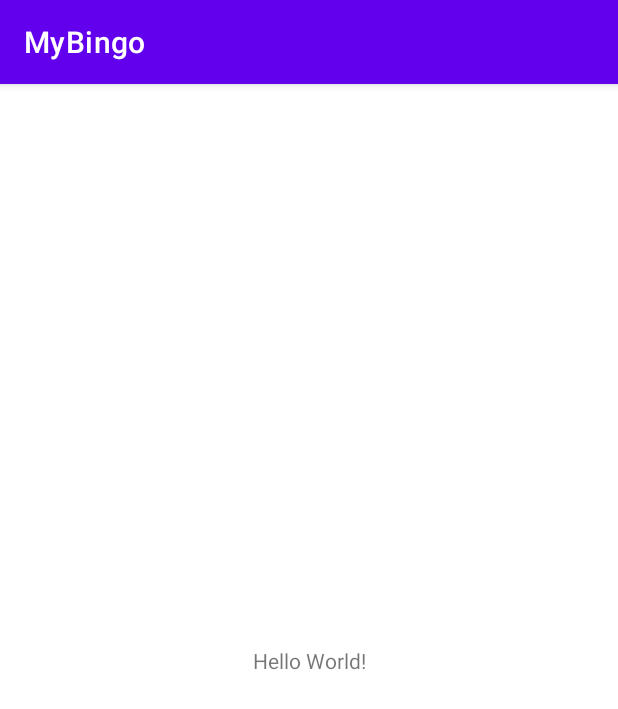
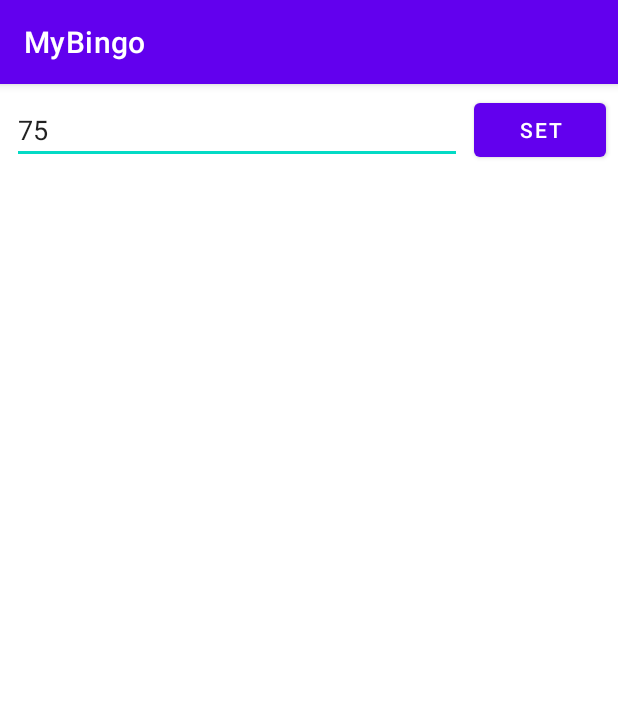
Before and after one commit to RyujiOdaJP/MyBingo, an Android app: the screen it shows after launch (MainActivity), on a phone screen of 412 x 824 dp. Shown: the top 709 px of the screen. Run offline under Robolectric (Android 15) with nearby library versions, the phone set to English and light mode, and no system bars.

Commit message:
add const and number override by editing

```diff
--- a/app/src/main/java/com/example/mybingo/MainActivity.kt
+++ b/app/src/main/java/com/example/mybingo/MainActivity.kt
@@ -1,11 +1,38 @@
 package com.example.mybingo
 
+import android.annotation.SuppressLint
 import androidx.appcompat.app.AppCompatActivity
 import android.os.Bundle
+import android.util.Log
+import android.view.View
+import android.widget.Button
+import android.widget.EditText
 
-class MainActivity : AppCompatActivity() {
+class MainActivity : AppCompatActivity(), View.OnClickListener {
+    private var maxNumber: Int = 75
+    private lateinit var maxNumberEditText: EditText
+    private lateinit var registerMaxNumberButton: Button
+
+
+//    @SuppressLint("SetTextI18n")
     override fun onCreate(savedInstanceState: Bundle?) {
         super.onCreate(savedInstanceState)
         setContentView(R.layout.activity_main)
+
+        maxNumberEditText = findViewById(R.id.maxNumber)
+        registerMaxNumberButton = findViewById(R.id.registerMaxNumber)
+        registerMaxNumberButton.setOnClickListener(this)
+
+        maxNumberEditText.setText("${this.maxNumber}")
+    }
+
+    override fun onClick(v: View?) {
+        val maxNumberString = this.maxNumberEditText.text.toString()
+        maxNumber = maxNumberString.toInt()
+
+        Log.d("MainActivity", "maxNumber: $maxNumber")
+
+
+
     }
 }
--- a/app/src/main/res/layout/activity_main.xml
+++ b/app/src/main/res/layout/activity_main.xml
@@ -6,13 +6,28 @@
     android:layout_height="match_parent"
     tools:context=".MainActivity">
 
-    <TextView
+    <Button
+        android:id="@+id/registerMaxNumber"
         android:layout_width="wrap_content"
         android:layout_height="wrap_content"
-        android:text="Hello World!"
-        app:layout_constraintBottom_toBottomOf="parent"
-        app:layout_constraintLeft_toLeftOf="parent"
-        app:layout_constraintRight_toRightOf="parent"
+        android:layout_marginEnd="8dp"
+        android:text="Set"
+        app:layout_constraintBottom_toBottomOf="@+id/maxNumber"
+        app:layout_constraintEnd_toEndOf="parent"
+        app:layout_constraintTop_toTopOf="@+id/maxNumber" />
+
+    <EditText
+        android:id="@+id/maxNumber"
+        android:layout_width="0dp"
+        android:layout_height="wrap_content"
+        android:layout_marginStart="8dp"
+        android:layout_marginTop="8dp"
+        android:layout_marginEnd="8dp"
+        android:ems="10"
+        android:inputType="number"
+        app:layout_constraintEnd_toStartOf="@+id/registerMaxNumber"
+        app:layout_constraintHorizontal_bias="0.333"
+        app:layout_constraintStart_toStartOf="parent"
         app:layout_constraintTop_toTopOf="parent" />
 
 </androidx.constraintlayout.widget.ConstraintLayout>
```
